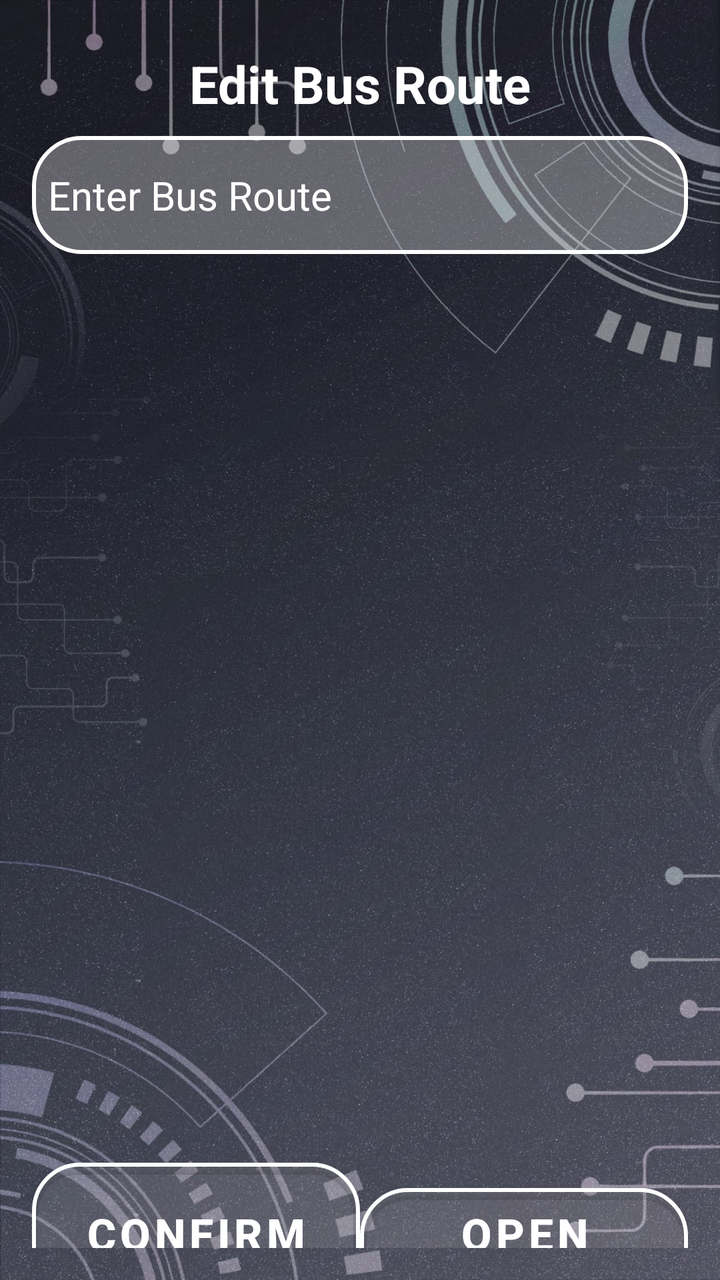
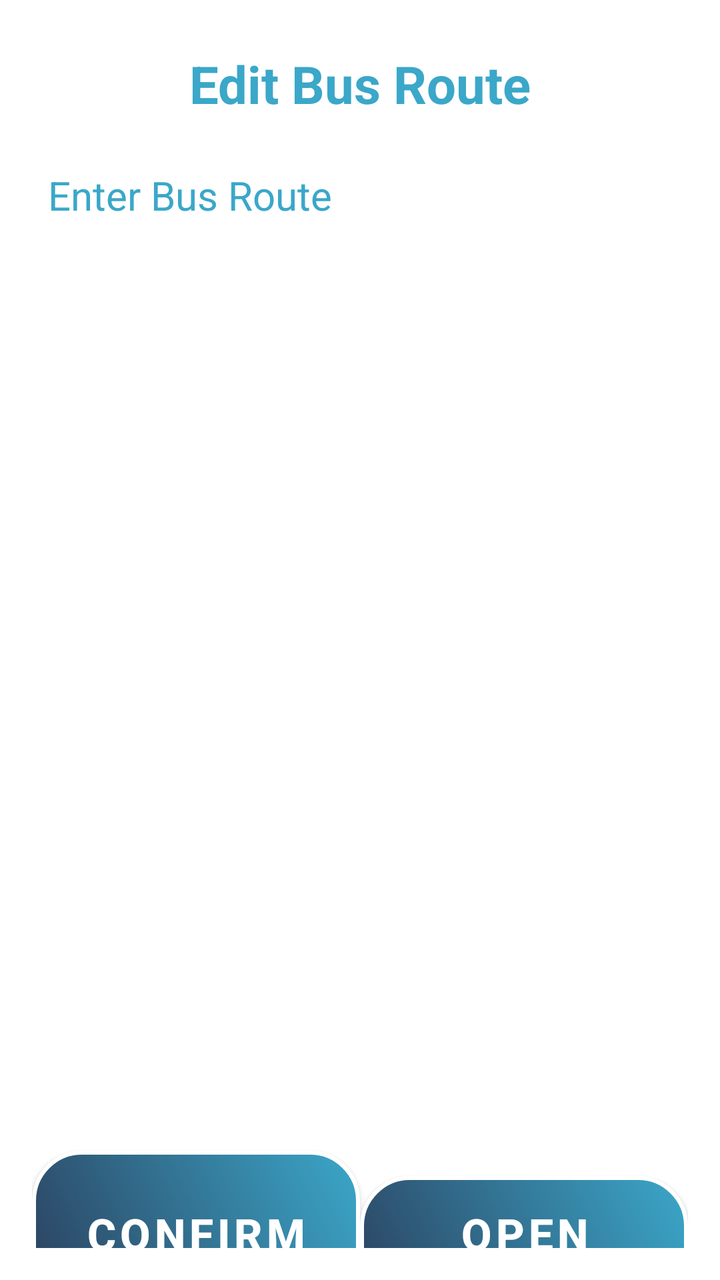

Compare the two renders of this Android layout. The source of the first and the diff that turns it into the second are given below.
<!-- AndroidManifest.xml: application theme Theme.VISTA -->
<!-- res/layout/activity_edit_route.xml -->
<LinearLayout
    xmlns:android="http://schemas.android.com/apk/res/android"
    xmlns:tools="http://schemas.android.com/tools"
    xmlns:app="http://schemas.android.com/apk/res-auto"
    android:id="@+id/main"
    android:layout_width="match_parent"
    android:layout_height="match_parent"
    android:orientation="vertical"
    android:padding="16sp"
    tools:context=".FindBusEditMenuFunction.EditRouteActivity"
    android:background="@drawable/background">

    <TextView
        android:layout_width="match_parent"
        android:layout_height="52dp"
        android:gravity="center"
        android:text="@string/EditRouteActivity_title"
        android:textColor="@color/white"
        android:textSize="26sp"
        android:textStyle="bold" />

    <EditText
        android:id="@+id/etBusRoute"
        android:layout_width="match_parent"
        android:layout_height="59dp"
        android:layout_marginBottom="10dp"
        android:background="@drawable/edittext_background"
        android:hint="@string/EditRouteActivity_input"
        android:textSize="20sp"
        android:textColor="@color/white"
        android:textColorHint="@color/white"/>

    <TextView
        android:layout_width="match_parent"
        android:layout_height="418dp"
        android:gravity="center"
        android:text=""
        android:textColor="@color/white"
        android:textSize="26sp"
        android:textStyle="bold" />

    
    <LinearLayout
        android:layout_width="match_parent"
        android:layout_height="100dp"
        android:layout_marginTop="16dp"
        android:gravity="bottom"
        android:orientation="horizontal"
        android:weightSum="2">

        

        

        <com.google.android.material.button.MaterialButton
            android:id="@+id/btnEditRouteActivityConfirm"
            style="@style/SemiTransparentRoundedButton"
            android:layout_width="0dp"
            android:layout_height="83dp"
            android:layout_weight="1"
            android:text="@string/btn_Confirm"
            android:textSize="22sp"
            android:textStyle="bold" />

        <com.google.android.material.button.MaterialButton
            android:id="@+id/btnEditRouteActivityNext"
            style="@style/SemiTransparentRoundedButton"
            android:layout_width="0dp"
            android:layout_height="83dp"
            android:layout_weight="1"
            android:text="@string/EditRoute_openKeyboard"
            android:textSize="22sp"
            android:textStyle="bold" />
    </LinearLayout>
</LinearLayout>
<!-- resources referenced by this layout -->
<resources>
  <color name="white">#FFFFFF</color>
  <!-- drawable background: jpeg bitmap (drawable, 288114 bytes) -->
  <!-- drawable edittext_background (drawable) -->
  <?xml version="1.0" encoding="utf-8"?>
  <shape xmlns:android="http://schemas.android.com/apk/res/android" android:shape="rectangle">
  
      
      <stroke
          android:width="2dp"
          android:color="#FFFFFF" />
  
      <corners android:radius="24dp" />
  
      <padding
          android:left="8dp"
          android:top="8dp"
          android:right="8dp"
          android:bottom="8dp" />
  
      <solid android:color="#50FFFFFF" />
  
  </shape>
  <string name="EditRouteActivity_input">Enter Bus Route</string>
  <string name="EditRouteActivity_title">Edit Bus Route</string>
  <string name="EditRoute_openKeyboard">Open Keyboard</string>
  <string name="btn_Confirm">Confirm</string>
  <style name="SemiTransparentRoundedButton" parent="Widget.MaterialComponents.Button">
          <item name="android:textColor">#FFFFFF</item>
          <item name="background">@drawable/button_selector</item> 
          <item name="cornerRadius">24dp</item>
          <item name="strokeColor">#FFFFFF</item>
          <item name="strokeWidth">2dp</item>
          <item name="backgroundTint">#20FFFFFF</item> 
      </style>
  <style name="Theme.VISTA" parent="Theme.MaterialComponents.Light.NoActionBar">
          
          <item name="colorPrimary">@color/semi_transparent_white</item>
          <item name="colorPrimaryVariant">@color/semi_transparent_white</item>
          <item name="colorOnPrimary">@color/white</item>
          
      </style>
  <!-- drawable button_selector (drawable) -->
  <?xml version="1.0" encoding="utf-8"?>
  <selector xmlns:android="http://schemas.android.com/apk/res/android">
      
      <item android:state_pressed="true">
          <shape android:shape="rectangle">
              <solid android:color="#20FFFFFF" /> 
              <stroke android:width="2dp" android:color="#FFFFFF" />
              <corners android:radius="24dp" />
          </shape>
      </item>
  
      
      <item android:state_selected="true">
          <shape android:shape="rectangle">
              <solid android:color="#FFFF00" /> 
              <stroke android:width="2dp" android:color="#FFFFFF" />
              <corners android:radius="24dp" />
          </shape>
      </item>
  
      
      <item>
          <shape android:shape="rectangle">
              <solid android:color="#20FFFFFF" /> 
              <stroke android:width="2dp" android:color="#FFFFFF" />
              <corners android:radius="24dp" />
          </shape>
      </item>
  </selector>
  <color name="semi_transparent_white">#80FFFFFF</color>
</resources>

<!-- the commit's change to res/layout/activity_edit_route.xml (unified diff, before → after) -->
@@ -8,14 +8,14 @@
     android:orientation="vertical"
     android:padding="16sp"
     tools:context=".FindBusEditMenuFunction.EditRouteActivity"
-    android:background="@drawable/background">
+    android:background="@color/white">
 
     <TextView
         android:layout_width="match_parent"
         android:layout_height="52dp"
         android:gravity="center"
         android:text="@string/EditRouteActivity_title"
-        android:textColor="@color/white"
+        android:textColor="#3BA7C9"
         android:textSize="26sp"
         android:textStyle="bold" />
 
@@ -27,15 +27,15 @@
         android:background="@drawable/edittext_background"
         android:hint="@string/EditRouteActivity_input"
         android:textSize="20sp"
-        android:textColor="@color/white"
-        android:textColorHint="@color/white"/>
+        android:textColor="#3BA7C9"
+        android:textColorHint="#3BA7C9"/>
 
     <TextView
         android:layout_width="match_parent"
         android:layout_height="418dp"
         android:gravity="center"
         android:text=""
-        android:textColor="@color/white"
+        android:textColor="#3BA7C9"
         android:textSize="26sp"
         android:textStyle="bold" />
 
@@ -60,7 +60,13 @@
             android:layout_weight="1"
             android:text="@string/btn_Confirm"
             android:textSize="22sp"
-            android:textStyle="bold" />
+            android:textStyle="bold"
+            android:background="@drawable/btn_photo_gradient"
+            app:backgroundTint="@null"
+            app:backgroundTintMode="src_over"
+            app:cornerRadius="0dp"
+            app:strokeColor="@null"
+            app:strokeWidth="0dp"/>
 
         <com.google.android.material.button.MaterialButton
             android:id="@+id/btnEditRouteActivityNext"
@@ -70,6 +76,12 @@
             android:layout_weight="1"
             android:text="@string/EditRoute_openKeyboard"
             android:textSize="22sp"
-            android:textStyle="bold" />
+            android:textStyle="bold"
+            android:background="@drawable/btn_photo_gradient"
+            app:backgroundTint="@null"
+            app:backgroundTintMode="src_over"
+            app:cornerRadius="0dp"
+            app:strokeColor="@null"
+            app:strokeWidth="0dp"/>
     </LinearLayout>
 </LinearLayout>
<!-- resource entries referenced after the edit -->
@@ -1,7 +1,27 @@
 <!-- resources referenced by this layout -->
 <resources>
   <color name="white">#FFFFFF</color>
-  <!-- drawable background: jpeg bitmap (drawable, 288114 bytes) -->
+  <!-- drawable btn_photo_gradient (drawable) -->
+  <?xml version="1.0" encoding="utf-8"?>
+  <shape xmlns:android="http://schemas.android.com/apk/res/android"
+      android:shape="rectangle">
+  
+      
+      <gradient
+          android:startColor="#2B3E5C"
+          android:endColor="#3BA7C9"
+          android:angle="45"
+      />
+  
+      
+      <corners android:radius="24dp" />
+  
+      
+      <stroke
+          android:width="2dp"
+          android:color="#FFFFFF" />
+  
+  </shape>
   <!-- drawable edittext_background (drawable) -->
   <?xml version="1.0" encoding="utf-8"?>
   <shape xmlns:android="http://schemas.android.com/apk/res/android" android:shape="rectangle">
